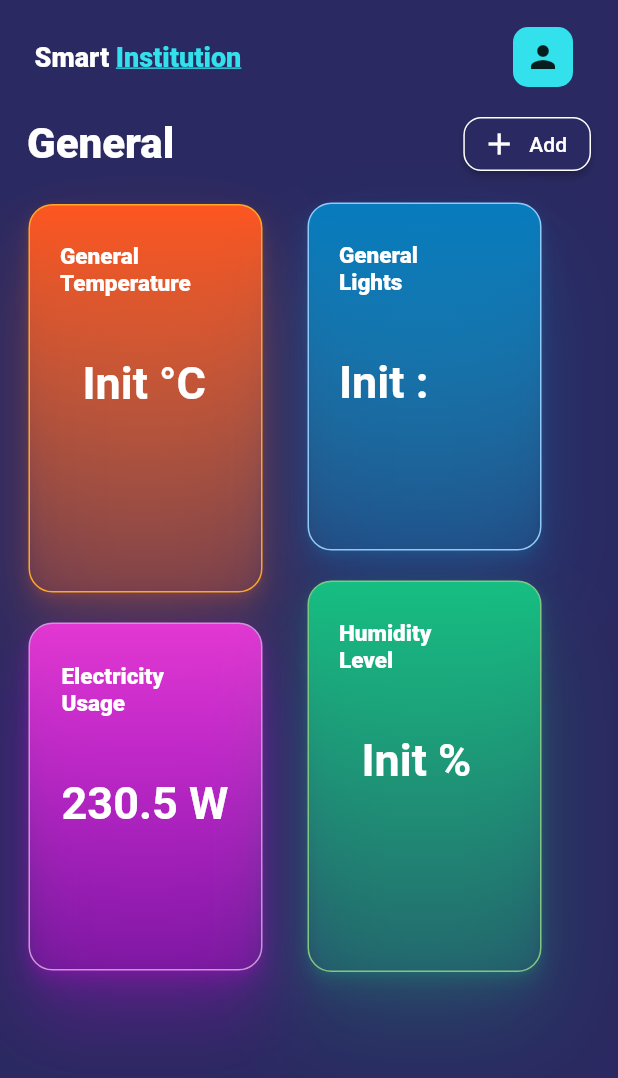
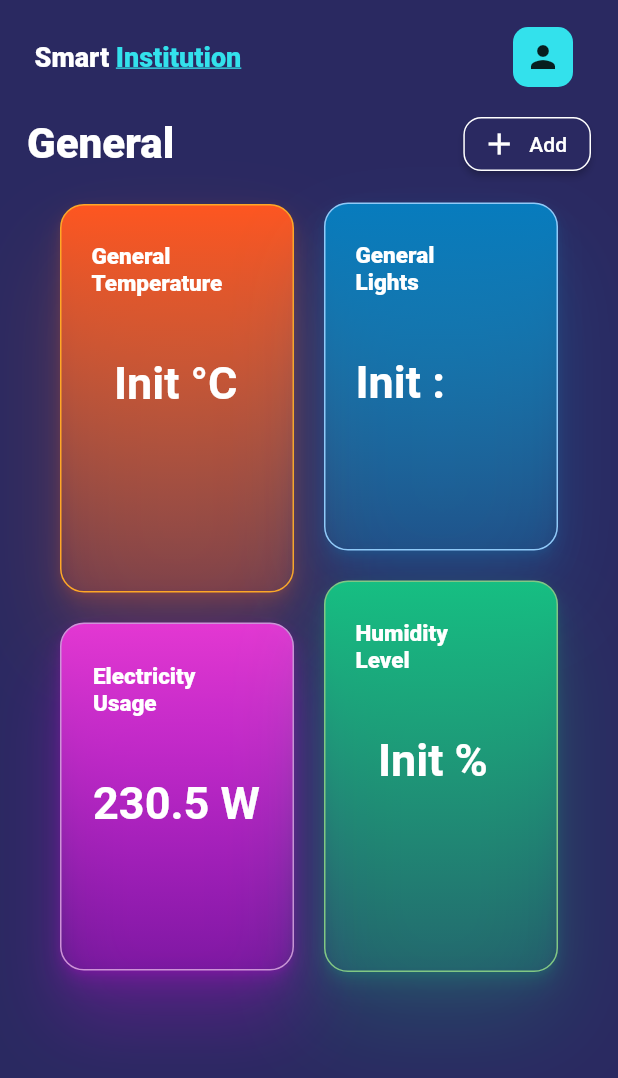
Before and after one commit to XxExecut0rxX/Final_Project_Domotic, a Flutter app: the screen it shows after launch, on a phone screen of 412 x 824 dp. Shown: the top 1078 px of the screen. Run offline on Flutter 3.47's test engine with Material 2 defaults, Android fonts, the phone set to English and light mode, and no system bars; our stand-ins replace firebase_database; accounts and stored records are empty; Roboto replaces fonts that are missing (Poppins).

Commit message:
fixing firebase updates and alignment cards 🀄🀄

```diff
--- a/lib/home/data_slides.dart
+++ b/lib/home/data_slides.dart
@@ -14,6 +14,7 @@ class DataSlides extends StatelessWidget {
   @override
   Widget build(BuildContext context) {
     return Row(
+      mainAxisAlignment: MainAxisAlignment.center,
       children: [
         Column(
           children: [
@@ -22,7 +23,7 @@ class DataSlides extends StatelessWidget {
             gElectricitySlide,
           ],
         ),
-        const SizedBox(width: 30.0,),
+        const SizedBox(width: 20.0,),
 
         Column(
           children: [
```
